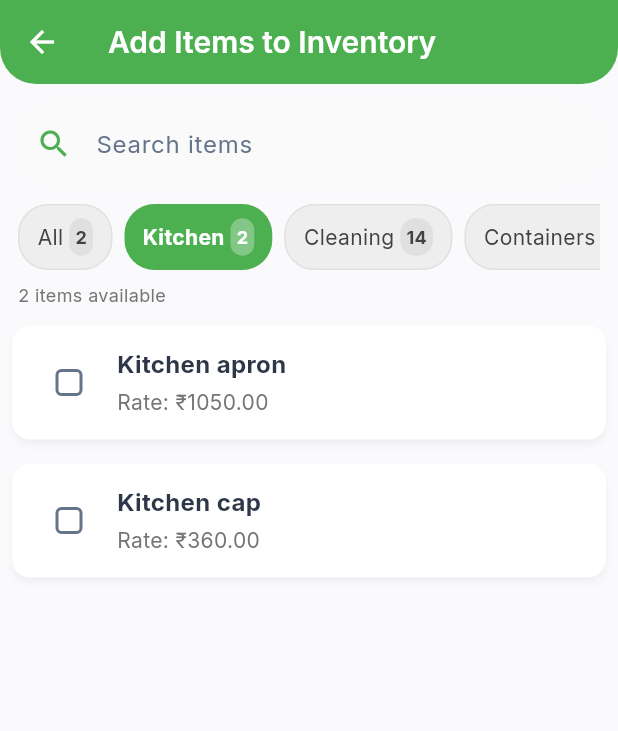
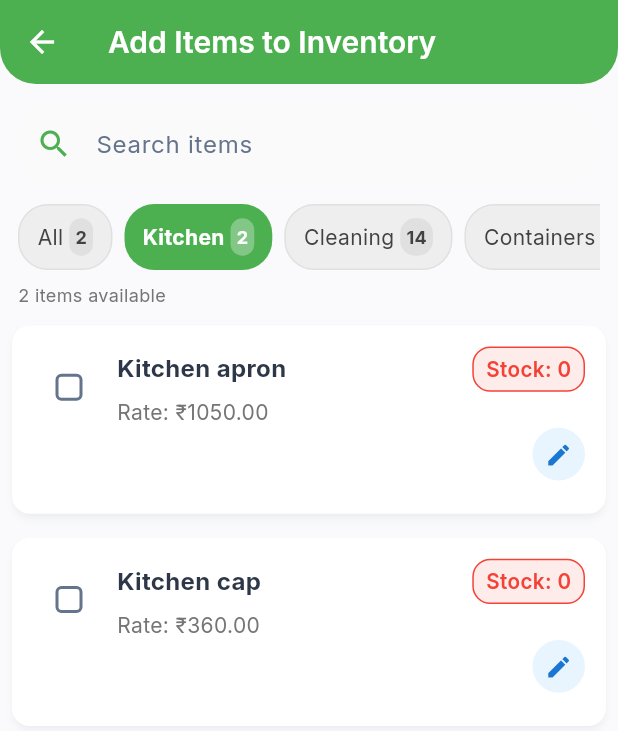
Before and after one commit to Sarthak030506/invoiceflow, a Flutter app: the AddItemsDirectlyScreen screen opened by its route, after a tap on "Kitchen", on a phone screen of 412 x 824 dp. Shown: the top 731 px of the screen. Run offline on Flutter 3.47's test engine with Material 3 defaults, Android fonts, the phone set to English and light mode, and no system bars; our stand-ins replace cached_network_image, cloud_firestore, contacts_service, csv, dio, file_picker and 15 more; accounts and stored records are empty; statements that could not run were skipped.

Commit message:
feat: Add stock badges and edit icons to item selection screens
Added stock indicator badges and edit functionality to both item selection
screens for better inventory visibility and quick item editing.

Changes to "Add Items to Inventory" screen:
- Added StockMapService integration for real-time stock data
- Added stock badge next to item name (color-coded: red/orange/green)
- Added circular edit icon button at bottom-right of each card
- Stock badge shows "Stock: X" with colors:
  * Red: Out of stock (≤ 0)
  * Orange: Low stock (≤ 10)
  * Green: Normal stock (> 10)
- Edit icon opens RateEditDialog for quick item name/price editing
- Added _editItem() method to handle edit navigation
- Added _loadStockMap() and _getItemStock() helper methods

Changes to "Purchase Invoice Items" screen:
- Added circular edit icon button at bottom-right of each card
- Edit icon matches design from Add Items screen
- Opens RateEditDialog with item pre-selected
- Added _editItem() method for consistent editing flow
- Refreshes catalog after item updates

Design specifications:
- Edit icon: Blue pencil (Icons.edit) at 4.5.w size
- Background: Light blue circle (Colors.blue.withOpacity(0.1))
- Position: Bottom-right, above quantity controls
- Touch target: 2.w padding for good tappability
- Stock badge: 12px rounded borders, 10.sp font, weight 600

User experience:
- Tap edit icon to quickly modify item name or rate
- Stock badge provides instant inventory visibility
- Color-coded badges help identify low stock items
- Edit icon doesn't interfere with checkbox or quantity controls
- Both screens now have consistent UI patterns

```diff
--- a/lib/presentation/inventory_screen/add_items_directly_screen.dart
+++ b/lib/presentation/inventory_screen/add_items_directly_screen.dart
@@ -3,8 +3,10 @@ import 'package:sizer/sizer.dart';
 import '../../models/catalog_item.dart';
 import '../../services/inventory_service.dart';
 import '../../services/catalog_service.dart';
+import '../../services/stock_map_service.dart';
 import '../../constants/app_scaling.dart';
 import '../catalogue/business_type_selection_screen.dart';
+import '../../widgets/rate_edit_dialog.dart';
 
 class AddItemsDirectlyScreen extends StatefulWidget {
   @override
@@ -17,14 +19,17 @@ class _AddItemsDirectlyScreenState extends State<AddItemsDirectlyScreen> {
   String _selectedCategory = 'All';
   final InventoryService _inventoryService = InventoryService();
   final CatalogService _catalogService = CatalogService.instance;
+  final StockMapService _stockMapService = StockMapService();
 
   List<CatalogItem> _itemCatalog = [];
+  Map<int, int> _stockMap = {};
   bool _catalogLoading = true;
 
   @override
   void initState() {
     super.initState();
     _loadCatalog();
+    _loadStockMap();
   }
 
   Future<void> _loadCatalog() async {
@@ -52,6 +57,34 @@ class _AddItemsDirectlyScreenState extends State<AddItemsDirectlyScreen> {
         });
       }
     }
+  }
+
+  Future<void> _loadStockMap() async {
+    try {
+      final stockMap = await _stockMapService.getStockMapSnapshot();
+      if (mounted) {
+        setState(() {
+          _stockMap = stockMap;
+        });
+      }
+    } catch (e) {
+      print('Error loading stock map: $e');
+    }
+  }
+
+  int _getItemStock(int itemId) {
+    return _stockMap[itemId] ?? 0;
+  }
+
+  Future<void> _editItem(CatalogItem item) async {
+    final result = await RateEditDialog.show(
+      context,
+      item,
+      onRateUpdated: () {
+        _loadCatalog(); // Refresh catalog after update
+        _loadStockMap(); // Refresh stock data
+      },
+    );
   }
 
   void _promptCatalogueSetup() {
@@ -327,6 +360,9 @@ class _AddItemsDirectlyScreenState extends State<AddItemsDirectlyScreen> {
               final itemId = item.id;
               final selected = _selectedItems.containsKey(itemId);
               final selectedItem = _selectedItems[itemId];
+              final currentStock = _getItemStock(itemId);
+              final isLowStock = currentStock <= 10;
+              final isOutOfStock = currentStock <= 0;
 
               return Card(
                 margin: AppScaling.cardMargin,
@@ -373,12 +409,43 @@ class _AddItemsDirectlyScreenState extends State<AddItemsDirectlyScreen> {
                                 child: Column(
                                   crossAxisAlignment: CrossAxisAlignment.start,
                                   children: [
-                                    Text(
-                                      item.name,
-                                      style: TextStyle(
-                                        fontWeight: FontWeight.bold,
-                                        fontSize: AppScaling.h2,
-                                      ),
+                                    Row(
+                                      children: [
+                                        Expanded(
+                                          child: Text(
+                                            item.name,
+                                            style: TextStyle(
+                                              fontWeight: FontWeight.bold,
+                                              fontSize: AppScaling.h2,
+                                            ),
+                                          ),
+                                        ),
+                                        Container(
+                                          padding: EdgeInsets.symmetric(horizontal: 2.w, vertical: 0.5.h),
+                                          decoration: BoxDecoration(
+                                            color: isOutOfStock ? Colors.red.withOpacity(0.1) :
+                                                   isLowStock ? Colors.orange.withOpacity(0.1) :
+                                                   Colors.green.withOpacity(0.1),
+                                            borderRadius: BorderRadius.circular(12),
+                                            border: Border.all(
+                                              color: isOutOfStock ? Colors.red :
+                                                     isLowStock ? Colors.orange :
+                                                     Colors.green,
+                                              width: 1,
+                                            ),
+                                          ),
+                                          child: Text(
+                                            'Stock: $currentStock',
+                                            style: TextStyle(
+                                              color: isOutOfStock ? Colors.red :
+                                                     isLowStock ? Colors.orange :
+                                                     Colors.green,
+                                              fontSize: 10.sp,
+                                              fontWeight: FontWeight.w600,
+                                            ),
+                                          ),
+                                        ),
+                                      ],
                                     ),
                                     SizedBox(height: AppScaling.spacingSmall),
                                     Text(
@@ -393,6 +460,26 @@ class _AddItemsDirectlyScreenState extends State<AddItemsDirectlyScreen> {
                               ),
                             ],
                           ),
+                          Align(
+                            alignment: Alignment.centerRight,
+                            child: InkWell(
+                              onTap: () => _editItem(item),
+                              borderRadius: BorderRadius.circular(20),
+                              child: Container(
+                                padding: EdgeInsets.all(2.w),
+                                decoration: BoxDecoration(
+                                  color: Colors.blue.withOpacity(0.1),
+                                  shape: BoxShape.circle,
+                                ),
+                                child: Icon(
+                                  Icons.edit,
+                                  size: 4.5.w,
+                                  color: Colors.blue.shade700,
+                                ),
+                              ),
+                            ),
+                          ),
+                          SizedBox(height: 1.h),
 
                           if (selected)
                             Container(
```
Also changed, not shown: lib/presentation/choose_items_invoice_screen.dart (+31 -0 lines).
